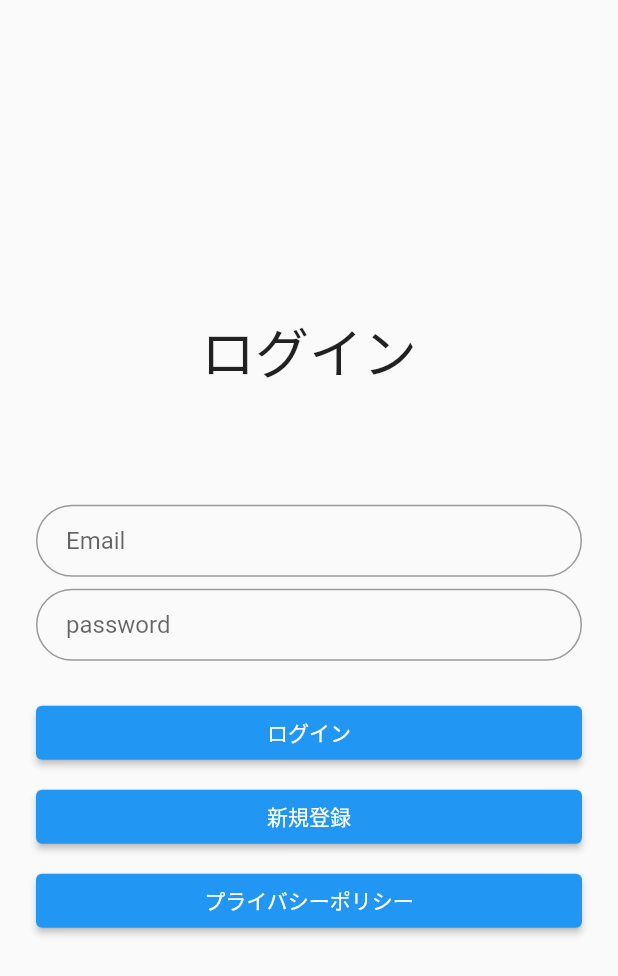
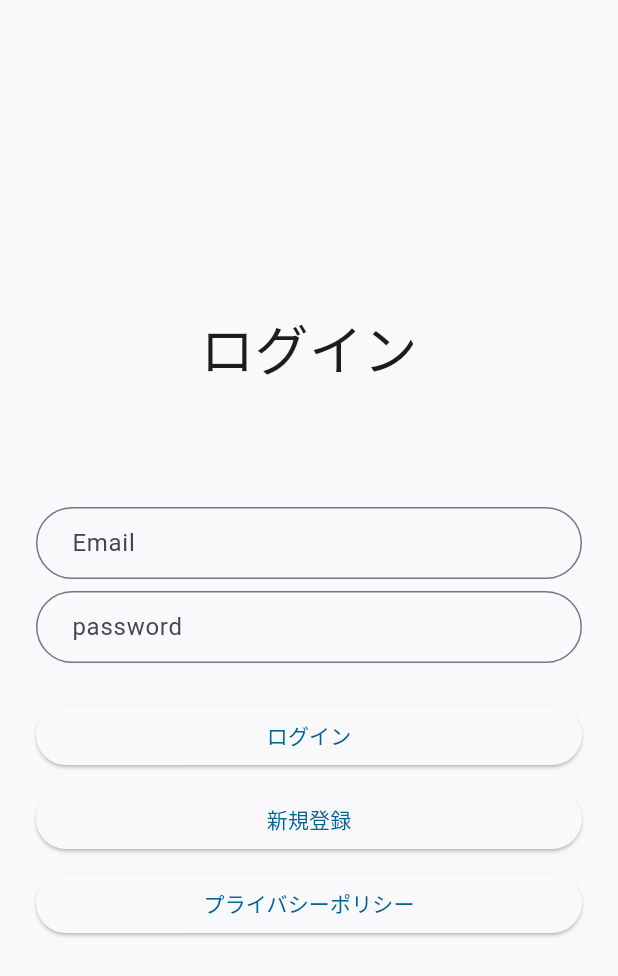
Before and after one commit to dao0203/share_study_app, a Flutter app: the screen it shows after launch, on a phone screen of 412 x 824 dp. Shown: the top 976 px of the screen. Run offline on Flutter 3.47's test engine with Material 2 defaults, Android fonts, the phone set to English and light mode, and no system bars; our stand-ins replace cloud_firestore, firebase_auth, firebase_core, flutter_dotenv, flutter_staggered_animations, freezed_annotation and 3 more; accounts and stored records are empty.

Commit message:
[add] colorSchemes as Material3

```diff
--- a/lib/main.dart
+++ b/lib/main.dart
@@ -1,13 +1,12 @@
 import 'dart:developer';
 import 'package:firebase_auth/firebase_auth.dart';
 import 'package:flutter/material.dart';
-import 'package:flutter_dotenv/flutter_dotenv.dart';
 import 'package:firebase_core/firebase_core.dart';
+import 'package:share_study_app/ui/theme/colors.dart';
 import 'package:share_study_app/view/login_and_registration/login_page.dart';
 import 'package:share_study_app/view/login_and_registration/privacy_policy_web.dart';
 import 'package:share_study_app/view/login_and_registration/register_page.dart';
 import 'package:share_study_app/view/questions_list/thread_page.dart';
-import 'package:share_study_app/view/top_page/title_page.dart';
 import 'firebase_options.dart';
 
 Future<void> main() async {
@@ -17,11 +16,6 @@ Future<void> main() async {
   ).catchError((error) {
     log("errorを検出：$error");
   });
-
-  //エミュレータのアドレスとポートを指定
-  // await FirebaseAuth.instance.useAuthEmulator("localhost", 9099);
-
-  // await dotenv.load(fileName: '.env');
 
   runApp(const MyApp());
 }
@@ -41,8 +35,14 @@ class MyApp extends StatelessWidget {
         PrivacyPolicyWebPage.tag: (context) => const PrivacyPolicyWebPage(),
       },
       title: 'Share_study_app',
-      theme: ThemeData.light(),
-      darkTheme: ThemeData.dark(),
+      theme: ThemeData(
+        useMaterial3: true,
+        colorScheme: lightColorScheme,
+      ),
+      darkTheme: ThemeData(
+        useMaterial3: true,
+        colorScheme: darkColorScheme,
+      ),
       home: StreamBuilder<User?>(
         stream: _auth.authStateChanges(),
         builder: (context, snapshot) {
```
